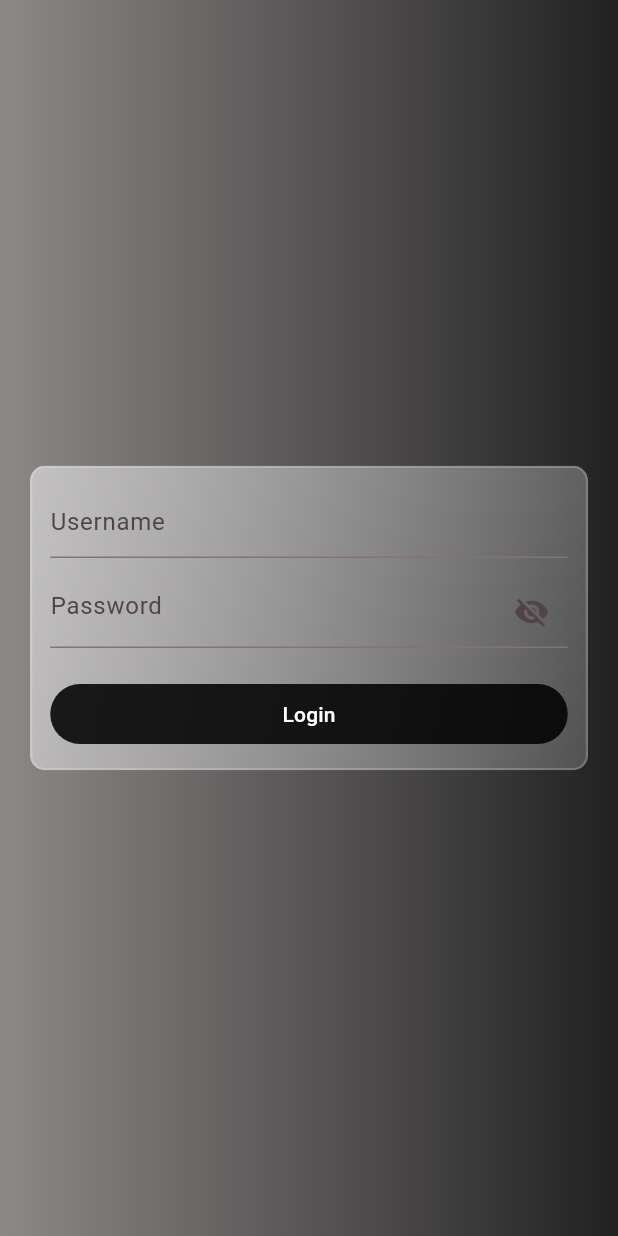
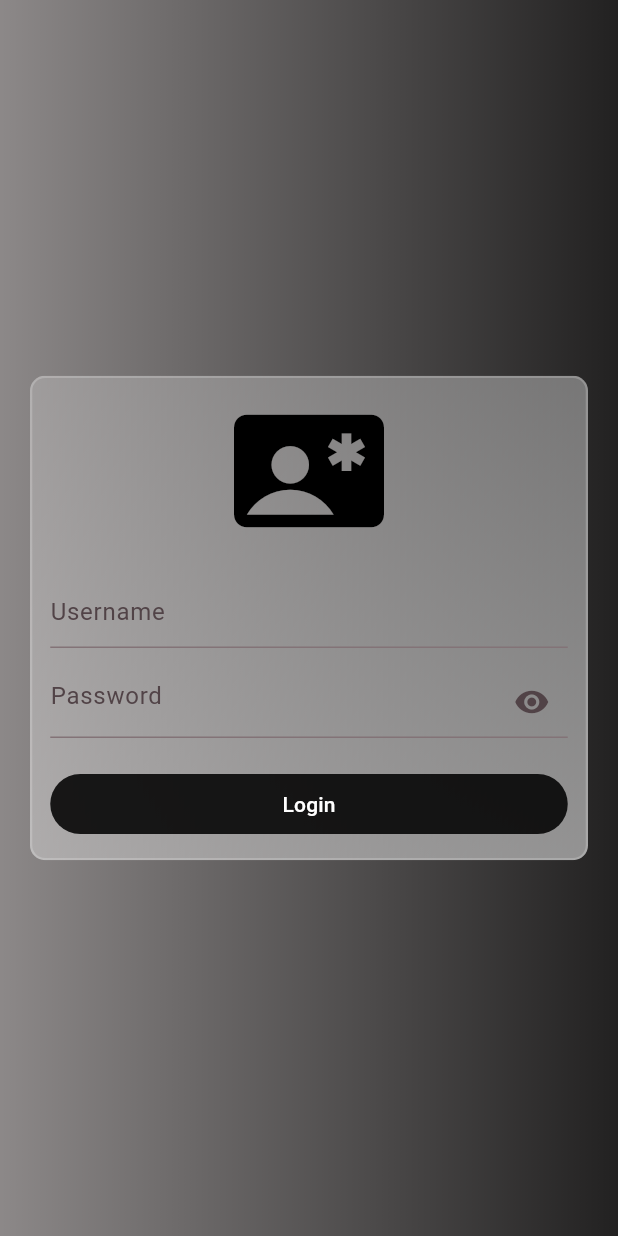
Before and after one commit to nfach98/CatFacts, a Flutter app: the screen it shows after launch, after a tap on the "exit to app" icon, on a phone screen of 412 x 824 dp. Run offline on Flutter 3.47's test engine with Material 3 defaults, Android fonts, the phone set to English and light mode, and no system bars; our stand-ins replace dio, get, shared_preferences; network calls fail; Roboto replaces fonts that are missing (FF Mark Pro); project files that could hold a hidden picture were left out.

Commit message:
refactor(auth): recode redirect page

```diff
--- a/lib/feature/auth/controller/auth_controller.dart
+++ b/lib/feature/auth/controller/auth_controller.dart
@@ -5,17 +5,13 @@ import 'package:shared_preferences/shared_preferences.dart';
 class AuthController extends GetxController with StateMixin<bool> {
   var username = ''.obs;
   var password = ''.obs;
-  var isHidePassword = false.obs;
+  var isHidePassword = true.obs;
 
   late SharedPreferences sharedPref;
-  var isAuth = true.obs;
 
   @override
   Future<void> onInit() async {
     sharedPref = await SharedPreferences.getInstance();
-    final username = sharedPref.getString(usernameKey);
-    final password = sharedPref.getString(passwordKey);
-    isAuth(username != null && password != null);
     change(null, status: RxStatus.empty());
     super.onInit();
   }
@@ -32,6 +28,13 @@ class AuthController extends GetxController with StateMixin<bool> {
     isHidePassword.toggle();
   }
 
+  Future<bool> checkUser() async {
+    final username = sharedPref.getString(usernameKey);
+    final password = sharedPref.getString(passwordKey);
+    final result = username != null && password != null;
+    return result;
+  }
+
   Future<bool> login() async {
     change(null, status: RxStatus.loading());
     final setUsername = await sharedPref.setString(usernameKey, username.value);
@@ -39,7 +42,6 @@ class AuthController extends GetxController with StateMixin<bool> {
     final result = setUsername && setPassword;
 
     change(result, status: result ? RxStatus.success() : RxStatus.error());
-    isAuth(setUsername && setPassword);
     return result;
   }
 
@@ -50,7 +52,6 @@ class AuthController extends GetxController with StateMixin<bool> {
     final result = removeUsername && removePassword;
 
     change(result, status: result ? RxStatus.success() : RxStatus.error());
-    isAuth(removeUsername && removePassword);
     return result;
   }
 }
--- a/lib/feature/auth/controller/auth_guard.dart
+++ b/lib/feature/auth/controller/auth_guard.dart
@@ -24,6 +24,6 @@ class AuthGuard extends GetMiddleware {
     final username = sharedPref.getString('session_username');
     final password = sharedPref.getString('session_password');
 
-    return username != null;
+    return username != null && password != null;
   }
 }
--- a/lib/feature/auth/view/login_page.dart
+++ b/lib/feature/auth/view/login_page.dart
@@ -59,8 +59,8 @@ class LoginPage extends GetView<AuthController> {
                 decoration: BoxDecoration(
                   gradient: LinearGradient(
                     colors: [
+                      Colors.white.withOpacity(.2),
                       Colors.white.withOpacity(.5),
-                      Colors.white.withOpacity(.2),
                     ],
                     begin: AlignmentDirectional.topStart,
                     end: AlignmentDirectional.bottomEnd,
@@ -74,6 +74,12 @@ class LoginPage extends GetView<AuthController> {
                 child: Column(
                   mainAxisSize: MainAxisSize.min,
                   children: [
+                    Icon(
+                      Icons.contact_emergency,
+                      color: Colors.black,
+                      size: 100,
+                    ),
+                    SizedBox(height: 20),
                     TextFormField(
                       initialValue: controller.username.value,
                       onChanged: (value) {
```
